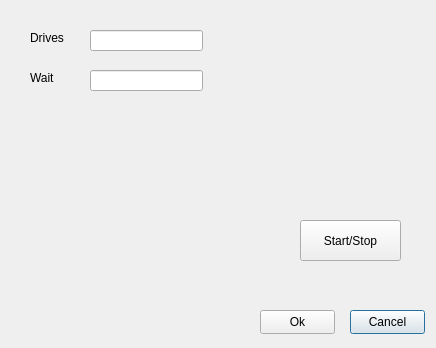
Above: assets/ui/settings.ui from joaonc/hd_active before the change. Below: the same form after it.
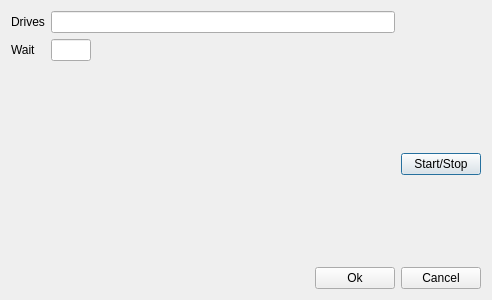
That is the form after the change.

The edit to the form file:
```diff
--- a/assets/ui/settings.ui
+++ b/assets/ui/settings.ui
@@ -6,101 +6,121 @@
    <rect>
     <x>0</x>
     <y>0</y>
-    <width>436</width>
-    <height>348</height>
+    <width>492</width>
+    <height>300</height>
    </rect>
   </property>
+  <property name="minimumSize">
+   <size>
+    <width>300</width>
+    <height>200</height>
+   </size>
+  </property>
+  <property name="maximumSize">
+   <size>
+    <width>800</width>
+    <height>300</height>
+   </size>
+  </property>
   <property name="windowTitle">
    <string>Dialog</string>
   </property>
-  <widget class="QPushButton" name="cancel_button">
-   <property name="geometry">
-    <rect>
-     <x>350</x>
-     <y>310</y>
-     <width>75</width>
-     <height>24</height>
-    </rect>
-   </property>
-   <property name="text">
-    <string>Cancel</string>
-   </property>
-   <property name="default">
-    <bool>false</bool>
-   </property>
-  </widget>
-  <widget class="QPushButton" name="ok_button">
-   <property name="geometry">
-    <rect>
-     <x>260</x>
-     <y>310</y>
-     <width>75</width>
-     <height>24</height>
-    </rect>
-   </property>
-   <property name="text">
-    <string>Ok</string>
-   </property>
-  </widget>
-  <widget class="QLineEdit" name="drives_line_edit">
-   <property name="geometry">
-    <rect>
-     <x>90</x>
-     <y>30</y>
-     <width>113</width>
-     <height>21</height>
-    </rect>
-   </property>
-  </widget>
-  <widget class="QLabel" name="drives_label">
-   <property name="geometry">
-    <rect>
-     <x>30</x>
-     <y>30</y>
-     <width>49</width>
-     <height>16</height>
-    </rect>
-   </property>
-   <property name="text">
-    <string>Drives</string>
-   </property>
-  </widget>
-  <widget class="QLabel" name="wait_label">
-   <property name="geometry">
-    <rect>
-     <x>30</x>
-     <y>70</y>
-     <width>49</width>
-     <height>16</height>
-    </rect>
-   </property>
-   <property name="text">
-    <string>Wait</string>
-   </property>
-  </widget>
-  <widget class="QLineEdit" name="wait_line_edit">
-   <property name="geometry">
-    <rect>
-     <x>90</x>
-     <y>70</y>
-     <width>113</width>
-     <height>21</height>
-    </rect>
-   </property>
-  </widget>
-  <widget class="QPushButton" name="change_state_button">
-   <property name="geometry">
-    <rect>
-     <x>300</x>
-     <y>220</y>
-     <width>101</width>
-     <height>41</height>
-    </rect>
-   </property>
-   <property name="text">
-    <string>Start/Stop</string>
-   </property>
-  </widget>
+  <layout class="QGridLayout" name="gridLayout_2">
+   <item row="0" column="0">
+    <layout class="QGridLayout" name="gridLayout">
+     <property name="sizeConstraint">
+      <enum>QLayout::SetDefaultConstraint</enum>
+     </property>
+     <item row="0" column="0">
+      <widget class="QLabel" name="drives_label">
+       <property name="text">
+        <string>Drives</string>
+       </property>
+       <property name="buddy">
+        <cstring>drives_line_edit</cstring>
+       </property>
+      </widget>
+     </item>
+     <item row="0" column="1">
+      <widget class="QLineEdit" name="drives_line_edit"/>
+     </item>
+     <item row="1" column="0">
+      <widget class="QLabel" name="wait_label">
+       <property name="text">
+        <string>Wait</string>
+       </property>
+       <property name="buddy">
+        <cstring>wait_line_edit</cstring>
+       </property>
+      </widget>
+     </item>
+     <item row="1" column="1">
+      <widget class="QLineEdit" name="wait_line_edit">
+       <property name="maximumSize">
+        <size>
+         <width>40</width>
+         <height>16777215</height>
+        </size>
+       </property>
+      </widget>
+     </item>
+    </layout>
+   </item>
+   <item row="1" column="1">
+    <widget class="QPushButton" name="change_state_button">
+     <property name="text">
+      <string>Start/Stop</string>
+     </property>
+    </widget>
+   </item>
+   <item row="2" column="0" colspan="2">
+    <layout class="QHBoxLayout" name="horizontalLayout">
+     <item>
+      <spacer name="horizontalSpacer">
+       <property name="orientation">
+        <enum>Qt::Horizontal</enum>
+       </property>
+       <property name="sizeHint" stdset="0">
+        <size>
+         <width>40</width>
+         <height>20</height>
+        </size>
+       </property>
+      </spacer>
+     </item>
+     <item>
+      <widget class="QPushButton" name="ok_button">
+       <property name="text">
+        <string>Ok</string>
+       </property>
+      </widget>
+     </item>
+     <item>
+      <widget class="QPushButton" name="cancel_button">
+       <property name="text">
+        <string>Cancel</string>
+       </property>
+       <property name="default">
+        <bool>false</bool>
+       </property>
+      </widget>
+     </item>
+    </layout>
+   </item>
+   <item row="1" column="0">
+    <spacer name="verticalSpacer">
+     <property name="orientation">
+      <enum>Qt::Vertical</enum>
+     </property>
+     <property name="sizeHint" stdset="0">
+      <size>
+       <width>20</width>
+       <height>40</height>
+      </size>
+     </property>
+    </spacer>
+   </item>
+  </layout>
  </widget>
  <tabstops>
   <tabstop>drives_line_edit</tabstop>
```
Left out of the diff: 2 changed lines with no effect on the pictures.
